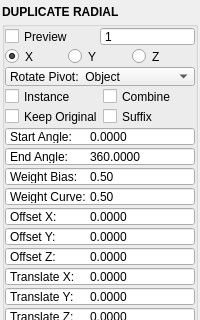
The window that mayatk/edit_utils/duplicate_radial.ui (m3trik/mayatk) describes before a commit, drawn with Qt 5; both pictures show x 0 to 200 and y 0 to 320 of the 200 by 523 pixel window.
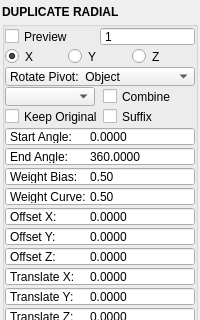
The same window after the commit. Custom widgets are drawn as their Qt base class.

Diff of the .ui file:
```diff
--- a/mayatk/edit_utils/duplicate_radial.ui
+++ b/mayatk/edit_utils/duplicate_radial.ui
@@ -699,7 +699,7 @@
           </widget>
          </item>
          <item row="6" column="1">
-          <widget class="QCheckBox" name="chk005">
+          <widget class="ComboBox" name="cmb_inst">
            <property name="minimumSize">
             <size>
              <width>0</width>
@@ -708,24 +708,12 @@
            </property>
            <property name="maximumSize">
             <size>
-             <width>999</width>
+             <width>90</width>
              <height>19</height>
             </size>
            </property>
            <property name="toolTip">
-            <string>Whether to create instances of the duplicates.</string>
-           </property>
-           <property name="text">
-            <string>Instance</string>
-           </property>
-           <property name="iconSize">
-            <size>
-             <width>18</width>
-             <height>18</height>
-            </size>
-           </property>
-           <property name="checkable">
-            <bool>true</bool>
+            <string>Whether the duplicates are independent copies or instances (shared shape).</string>
            </property>
           </widget>
          </item>
```
